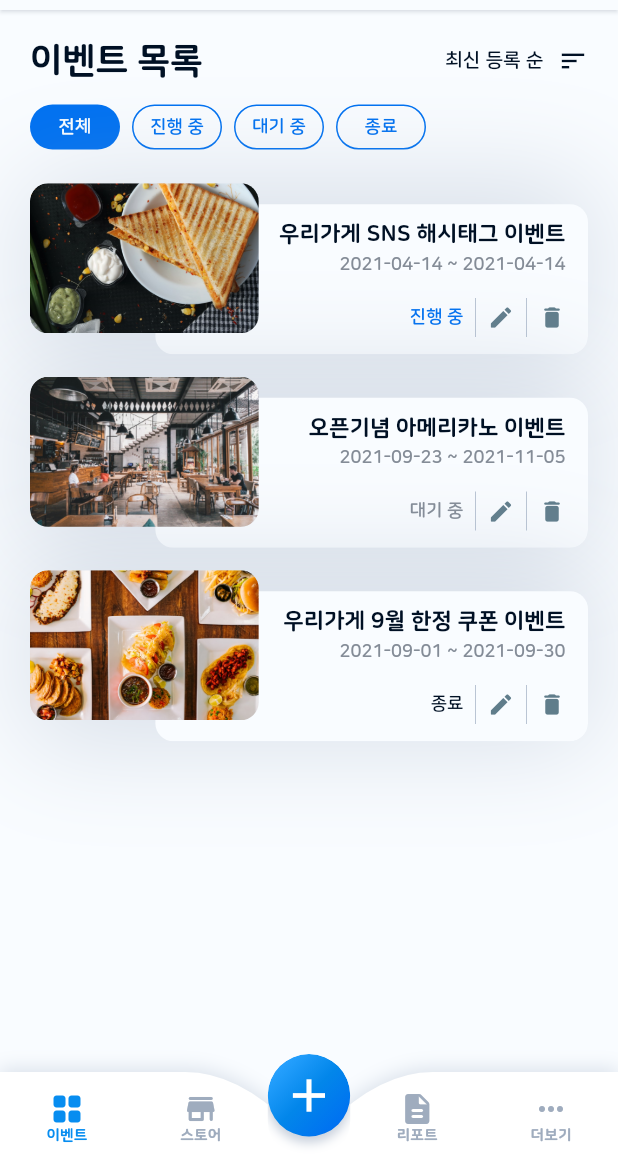
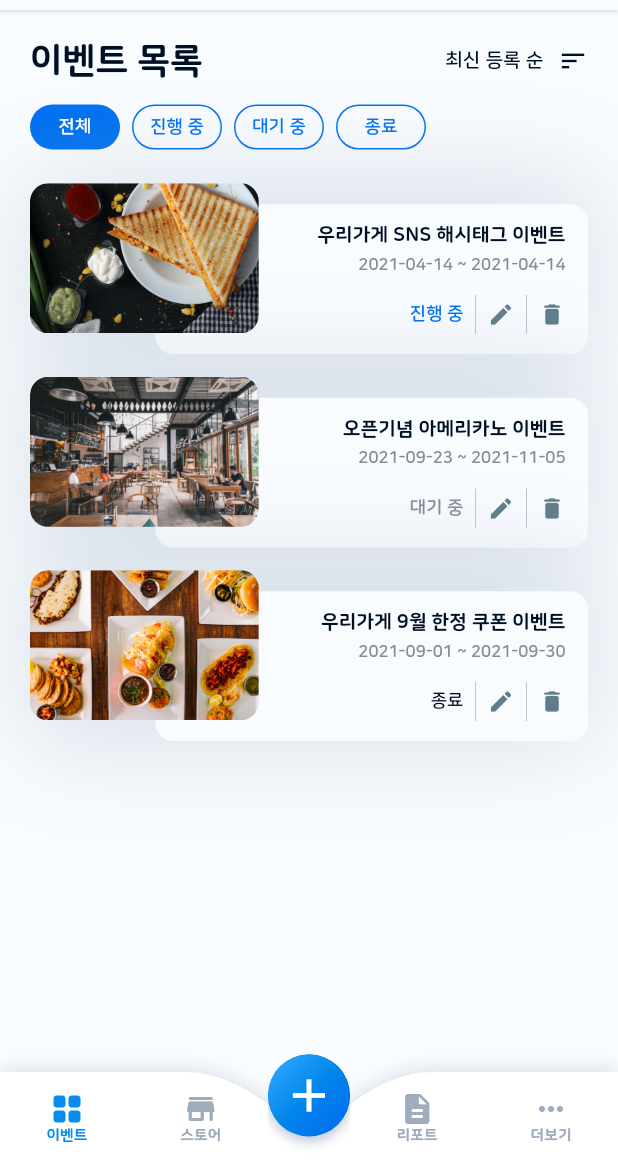
Before and after one commit to SWM-ROCKETDAN/ssoda, a Flutter app: the screen it shows after launch, on a phone screen of 412 x 824 dp, the part 74-1236 px from its top. Run offline on Flutter 3.47's test engine with Material 2 defaults, Android fonts, the phone set to English and light mode, and no system bars; drawn by our look-alikes of auto_size_text; our stand-ins replace animated_text_kit, carousel_slider, dio, fl_chart, fluro, flutter_native_splash and 11 more; missing offline and left inert: flutter_naver_login, kakao_flutter_sdk, ms_undraw, number_display; statements that could not run were skipped.

Commit message:
fix event list tile text size

```diff
--- a/app-ui/lib/screens/event_list/components/event_list_tile.dart
+++ b/app-ui/lib/screens/event_list/components/event_list_tile.dart
@@ -78,11 +78,12 @@ class EventListTile extends StatelessWidget {
                                               AutoSizeText(
                                                 eventList[index].title,
                                                 style: TextStyle(
+                                                  fontSize: 13,
                                                   color: kDefaultFontColor,
                                                   fontWeight: FontWeight.w800,
                                                 ),
                                                 maxLines: 1,
-                                                minFontSize: 10,
+                                                minFontSize: 8,
                                                 overflow: TextOverflow.ellipsis,
                                               ),
                                               SizedBox(
@@ -91,7 +92,7 @@ class EventListTile extends StatelessWidget {
                                                   '${eventList[index].startDate} ~ ${eventList[index].finishDate}',
                                                   style: TextStyle(
                                                       color: kLiteFontColor,
-                                                      fontSize: 12)),
+                                                      fontSize: 11)),
                                               SizedBox(height: kDefaultPadding),
                                               IntrinsicHeight(
                                                 child: Row(
```
